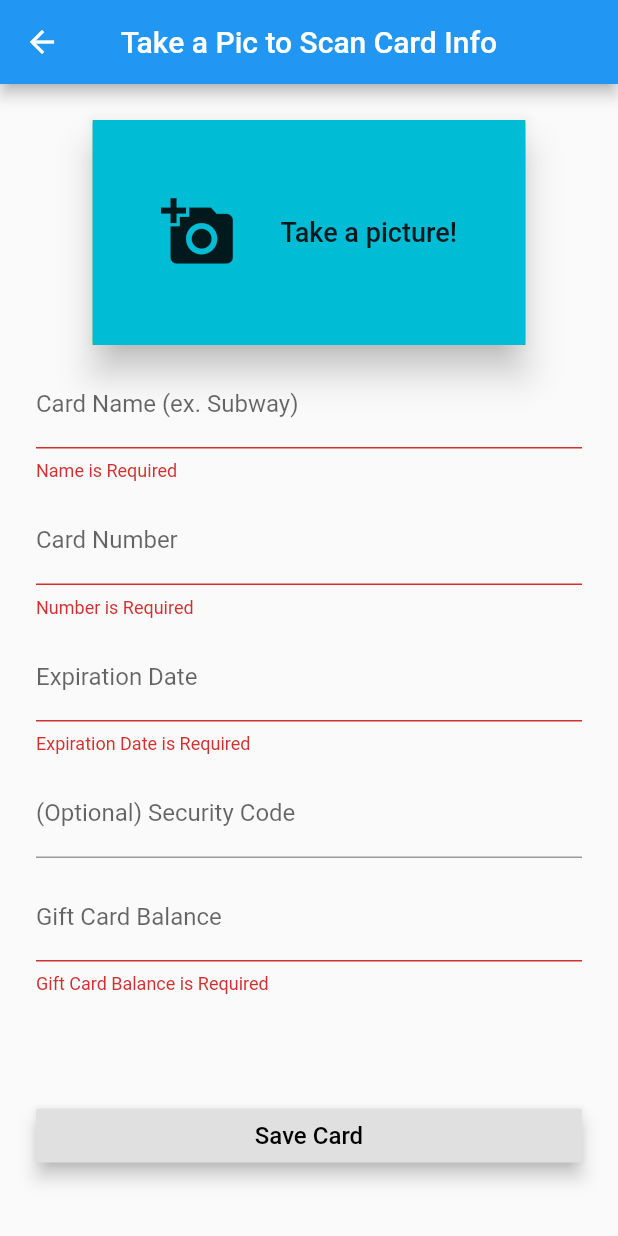
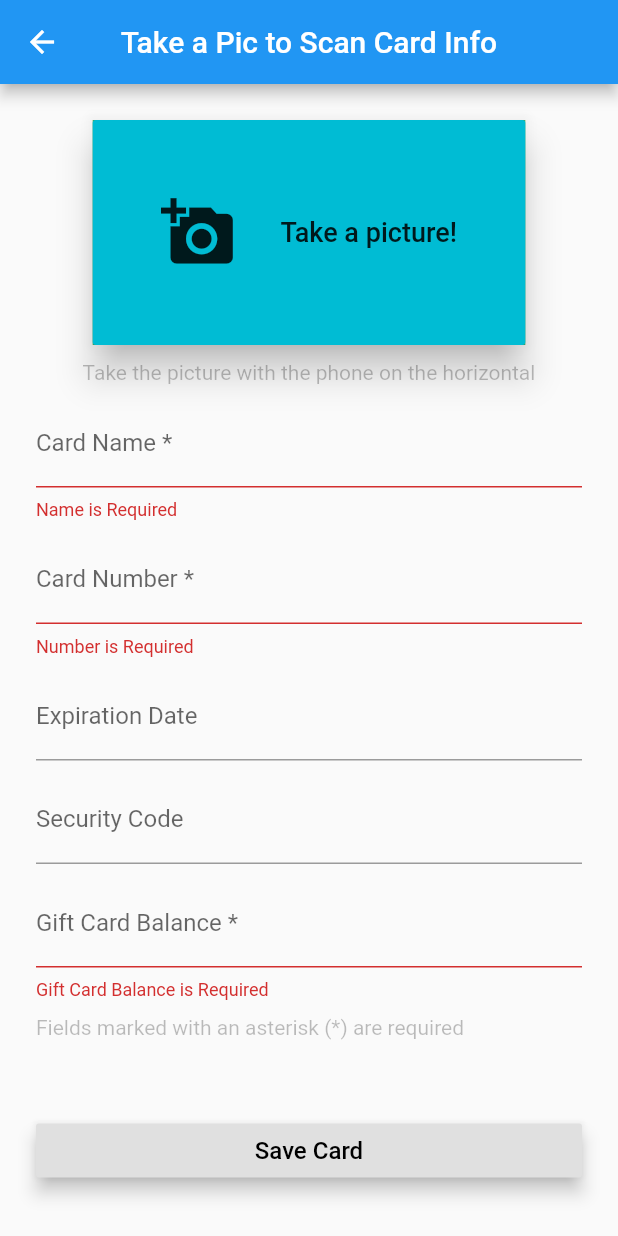
Before and after one commit to jonasccosta/Comp-225-Flutter-Giftcards, a Flutter app: the CreateNewCardScreen screen opened directly, after a tap on "Save Card", on a phone screen of 412 x 824 dp. Run offline on Flutter 3.47's test engine with Material 2 defaults, Android fonts, the phone set to English and light mode, and no system bars; our stand-ins replace currency_text_input_formatter, flutter_local_notifications, flutter_masked_text, flutter_native_timezone, rxdart, sqflite and 1 more; missing offline and left inert: camera_camera, http_auth, passcode_screen; accounts and stored records are empty.

Commit message:
Added code comments and handled expiration date requirement

```diff
--- a/lib/Screens/About_Page_Screen.dart
+++ b/lib/Screens/About_Page_Screen.dart
@@ -1,10 +1,7 @@
-import 'dart:io';
 import 'package:flutter/cupertino.dart';
 import 'package:flutter/material.dart';
-import 'package:flutter_app/Gift_Card.dart';
-import 'Create_New_Card_Screen.dart';
-import '../Databases/Gift_Card_Database.dart';
 
+/// About Screen, contains general information about the app.
 class AboutPageScreen extends StatelessWidget{
   @override
   Widget build(BuildContext context){
@@ -22,7 +19,6 @@ class AboutPageScreen extends StatelessWidget{
               )),
 
           body: Column(
-          //mainAxisAlignment: MainAxisAlignment.center,
             children: [
               Container(
                   padding: EdgeInsets.all(20.0),
@@ -39,7 +35,7 @@ class AboutPageScreen extends StatelessWidget{
               ),
               Container(
                   padding: EdgeInsets.all(20.0),
-                child: Text("We are not liable if any of your giftcards get stolen", style: TextStyle(
+                  child: Text("We are not liable if any of your gift cards get stolen.", style: TextStyle(
                       fontSize: 16.0, color: Colors.black), textAlign: TextAlign.center,
                   )
 
--- a/lib/Screens/Create_New_Card_Screen.dart
+++ b/lib/Screens/Create_New_Card_Screen.dart
@@ -7,6 +7,7 @@ import 'package:flutter_app/Image_Scraping.dart';
 import 'package:flutter_masked_text/flutter_masked_text.dart';
 import 'package:currency_text_input_formatter/currency_text_input_formatter.dart';
 
+/// Screen in which the user will enter the information about the gift card
 class CreateNewCardScreen extends StatefulWidget {
   final GiftCard currentCard;
 
@@ -21,10 +22,10 @@ class CreateNewCardScreen extends StatefulWidget {
 class CreateNewCardScreenState extends State<CreateNewCardScreen> {
   GiftCard currentCard;
 
-  // The name of the image for the card
+  /// The name of the image for the card
   File _frontCardImage;
 
-  // The Names of the variables that the user inputs.
+  /// The Names of the variables that the user inputs.
   String _name;
   String _number;
   String _expirationDate;
@@ -44,16 +45,66 @@ class CreateNewCardScreenState extends State<CreateNewCardScreen> {
 
   final TextEditingController _expirationDateController = new MaskedTextController(mask: '00/00/0000');
 
-  // Allows variables to be used across the page.
+
+  /// Allows variables to be used across the page.
   final GlobalKey<FormState> _formKey = GlobalKey<FormState>();
 
   /// Checks if the user is editing an existing gift card or creating a new one.
   CreateNewCardScreenState([this.currentCard]){
-    checkParameter();
+    _checkParameter();
 
     //Sets the initial value of the controller for the expiration date text field.
     _expirationDateController.text = currentCard.expirationDate;
 
+  }
+
+  /// Builds the [TakeAPicture] Button.
+  ///
+  /// The widget inside the button is decided with the [updateCameraButton()]
+  /// method.
+  Widget _buildTakeAPictureButton(){
+    return Align(
+      child: Container(
+        alignment: Alignment.topCenter,
+        color: Colors.green,
+        width: MediaQuery.of(context).size.width * 0.7,
+        height: 150,
+        child: ButtonTheme(
+          minWidth: double.infinity,
+          height: double.infinity,
+          child: RaisedButton(
+              color:Colors.cyan,
+              elevation: 10,
+              child:
+              _updateCameraButton(),
+              onPressed: () async {
+                _frontCardImage = await showDialog(
+                  context: context,
+                  builder: (context) => Camera(
+                    mode: CameraMode.normal,
+                    enableCameraChange: false,
+                    orientationEnablePhoto: CameraOrientation.landscape,
+                  ),
+                );
+                //sending the picture from the camera through the API's and to the
+                sendToAPI(_frontCardImage.path);
+              }
+          ),
+        ),
+      ),
+    );
+  }
+
+  /// Builds a Text widget with information about the camera.
+  ///
+  /// The camera only takes a picture when the phone is on the horizontal
+  Widget _buildCameraInfoText(){
+    return Text(
+        "Take the picture with the phone on the horizontal",
+        style: TextStyle(
+            fontSize: 14,
+            color: Colors.black26),
+      textAlign: TextAlign.center,);
   }
 
   /// Builds the [Name] TextFormField.
@@ -63,7 +114,9 @@ class CreateNewCardScreenState extends State<CreateNewCardScreen> {
   /// the 'Save Card' button is pushed.
   Widget _buildNameField() {
     return TextFormField(
-      decoration: InputDecoration(labelText: 'Card Name (ex. Subway)'),
+      decoration: InputDecoration(
+          labelText: 'Card Name *',
+          hintText: 'ex. Subway'),
       initialValue: currentCard.name,
       validator: (String value) {
         // Produces the error if no name is entered.
@@ -89,7 +142,7 @@ class CreateNewCardScreenState extends State<CreateNewCardScreen> {
   /// the 'Save Card' button is pushed.
   Widget _buildNumberField() {
     return TextFormField(
-      decoration: InputDecoration(labelText: 'Card Number'),
+      decoration: InputDecoration(labelText: 'Card Number *'),
       initialValue: currentCard.number,
       keyboardType: TextInputType.number,
       inputFormatters: [WhitelistingTextInputFormatter.digitsOnly],
@@ -119,7 +172,7 @@ class CreateNewCardScreenState extends State<CreateNewCardScreen> {
       // Adds in the label and the hint to the text box.
       decoration: InputDecoration(
           labelText: 'Expiration Date',
-          hintText: 'mm dd yyyy'
+          hintText: 'mm/dd/yyyy'
       ),
       controller: _expirationDateController,
       // Sets the keyboard to use the date, and when you click 'done', it
@@ -135,10 +188,10 @@ class CreateNewCardScreenState extends State<CreateNewCardScreen> {
         LengthLimitingTextInputFormatter(10),
       ],
         validator: (String value) {
-
-        // Produces an error if the date is left empty.
+        // Produces no error if an empty expiration date is provided, since it
+        // is not a required field.
         if(value.isEmpty) {
-          return 'Expiration Date is Required';
+          return null;
         }
 
         // Produces an error if the date isn't valid.
@@ -147,13 +200,20 @@ class CreateNewCardScreenState extends State<CreateNewCardScreen> {
             return 'Please enter a valid expiration date';
           }
         }
+
         // Produces no error if a valid expiration date is provided.
         return null;
       },
 
       // Once the 'Save Card' button is clicked, the value gets saved.
+      // If the value is empty, the [_expirationDate] is 'N/A' by default.
       onSaved: (String value) {
-        _expirationDate = value;
+        if(value.isEmpty){
+          _expirationDate = 'N/A';
+        }
+        else{
+          _expirationDate = value;
+        }
       },
     );
   }
@@ -164,22 +224,25 @@ class CreateNewCardScreenState extends State<CreateNewCardScreen> {
   /// The value in the TextFormField is saved to the [_securityCode] variable
   /// once the 'Save Card' button is pushed.
   Widget _buildSecurityCodeField() {
+    // Chooses the initial value of the text field.
+    String initialValue = "";
+    if(currentCard.securityCode != 'N/A'){
+      initialValue = currentCard.securityCode;
+    }
+
     return TextFormField(
-      decoration: InputDecoration(labelText: '(Optional) Security Code'),
-      initialValue: currentCard.securityCode,
-      validator: (String value) {
-
-        // Produces the error if no security code is entered.
-      //   if(value.isEmpty) {
-      //     return 'Security Code is Required';
-      //   }
-      //   // Produces no error if a security code is provided.
-      //   return null;
-       },
+      decoration: InputDecoration(labelText: 'Security Code'),
+      initialValue:initialValue,
 
       // Once the 'Save Card' button is clicked, the value gets saved.
+      // If the value is empty, the [_securityCode] is 'N/A' by default.
       onSaved: (String value) {
-        _securityCode = value;
+        if(value.isEmpty){
+          _securityCode = 'N/A';
+        }
+        else {
+          _securityCode = value;
+        }
       },
     );
   }
@@ -191,7 +254,7 @@ class CreateNewCardScreenState extends State<CreateNewCardScreen> {
   /// once the 'Save Card' button is pushed.
   Widget _buildBalanceField() {
     return TextFormField(
-      decoration: InputDecoration(labelText: 'Gift Card Balance'),
+      decoration: InputDecoration(labelText: 'Gift Card Balance *'),
       keyboardType: TextInputType.numberWithOptions(decimal: true),
       initialValue: currentCard.balance,
       inputFormatters: [CurrencyTextInputFormatter(
@@ -216,36 +279,58 @@ class CreateNewCardScreenState extends State<CreateNewCardScreen> {
     );
   }
 
-  Widget _buildTakeAPictureButton(){
-    return Align(
-      child: Container(
-        alignment: Alignment.topCenter,
-        color: Colors.green,
-        width: MediaQuery.of(context).size.width * 0.7,
-        height: 150,
-        child: ButtonTheme(
-          minWidth: double.infinity,
-          height: double.infinity,
-          child: RaisedButton(
-              color:Colors.cyan,
-              elevation: 10,
-              child:
-              updateCameraButton(),
-              onPressed: () async {
-                _frontCardImage = await showDialog(
-                  context: context,
-                  builder: (context) => Camera(
-                    mode: CameraMode.normal,
-                    enableCameraChange: false,
-                    orientationEnablePhoto: CameraOrientation.landscape,
-                  ),
-                );
-                //sending the picture from the camera through the API's and to the
-                sendToAPI(_frontCardImage.path);
-              }
-          ),
-        ),
+  /// Builds a Text widget with information about the TextFields.
+  ///
+  /// Lets the user know which fields are required.
+  Widget _buildFieldsInfoText(){
+    return Text(
+      "Fields marked with an asterisk (*) are required",
+      style: TextStyle(
+          fontSize: 14,
+          color: Colors.black26),
+      textAlign: TextAlign.left,);
+  }
+
+  /// Builds the [SaveCard] Button.
+  ///
+  /// Once the button is clicked, the value of the text fields are transferred
+  /// to the corresponding variables and, if all the information was entered
+  /// correctly, a [GiftCard] object is created and it returns to the
+  /// [HomeScreen].
+  Widget _buildSaveButton(){
+    return RaisedButton(
+      elevation: 5,
+      child:Text(
+          'Save Card',
+          style: TextStyle(
+              color: Colors.black,
+              fontSize: 16
+          )
       ),
+      onPressed: () {
+
+        // Makes sure all the text boxes have valid information.
+        if(!_formKey.currentState.validate()){
+          return;
+        }
+
+        // Triggers all of the 'value' variables to be saved in
+        // their respective new variables.
+        _formKey.currentState.save();
+
+
+        // Creates a gift card object with the information the user entered.
+        GiftCard giftCard = GiftCard(
+            name: _name,
+            number: _number,
+            expirationDate: _expirationDate,
+            securityCode: _securityCode,
+            balance: _balance,
+            photo: _frontCardImage.path);
+
+        // Returns to the screen that the user viewed prior to this screen, returning a gift card.
+        Navigator.pop(context, giftCard);
+      },
     );
   }
 
@@ -281,6 +366,9 @@ class CreateNewCardScreenState extends State<CreateNewCardScreen> {
                 _buildTakeAPictureButton(),
                 SizedBox(height: 10),
 
+                _buildCameraInfoText(),
+                SizedBox(height: 10),
+
                 _buildNameField(),
                 SizedBox(height: 10),
 
@@ -294,52 +382,12 @@ class CreateNewCardScreenState extends State<CreateNewCardScreen> {
                 SizedBox(height: 10),
 
                 _buildBalanceField(),
-                SizedBox(height: 70),
+                SizedBox(height: 10),
 
-                RaisedButton(
-                  elevation: 5,
-                  child:Text(
-                      'Save Card',
-                      style: TextStyle(
-                          color: Colors.black,
-                          fontSize: 16
-                      )
-                  ),
+                _buildFieldsInfoText(),
+                SizedBox(height: 50),
 
-                  // Button clicked action happens here/
-                  onPressed: () {
-
-                    // Makes sure all the text boxes have valid information.
-                    if(!_formKey.currentState.validate()){
-                      return;
-                    }
-
-                    // Triggers all of the 'value' variables to be saved in
-                    // their respective new variables.
-                    _formKey.currentState.save();
-
-                    _expirationDateController.text = formatDate(_expirationDate);
-
-
-                    // Currently prints out the stored data, but this is where
-                    // the data can be saved to a file.
-                    print(_name);
-                    print(_number);
-                    print(_expirationDate);
-                    print(_securityCode);
-                    print(_balance);
-                    print(_frontCardImage.path);
-
-
-                    // Creates a gift card object with the information the user entered.
-                    GiftCard giftCard = GiftCard(name: _name, number: _number, expirationDate: _expirationDate, securityCode: _securityCode, balance: _balance, photo: _frontCardImage.path);
-
-                    // Returns to the screen that the user viewed prior to this screen, returning a gift card.
-                    Navigator.pop(context, giftCard);
-
-
-                  },
-                )
+                _buildSaveButton()
               ],
             ),
           ),
@@ -353,33 +401,31 @@ class CreateNewCardScreenState extends State<CreateNewCardScreen> {
   /// If the user is creating a card for the first time, the current card is a
   /// card which has empty strings as its variables. Otherwise, the current card
   /// is the card the user is editing.
-  void checkParameter(){
+  void _checkParameter(){
     if(currentCard == null){
       currentCard = new GiftCard(name:"", number: "", expirationDate: "", securityCode: "", balance: "", photo: "");
     }
   }
 
-
   /// Returns and updates the widget inside the camera button.
-  Widget updateCameraButton() {
-    // If the user is creating a new card and already took a picture of the new
-    // card, the widget returned is an Image widget containing the picture the
-    // user took.
+  ///
+  /// If the user is creating a new card and already took a picture of the new
+  /// card, the widget returned is an Image widget containing the picture the
+  /// user took. If the user is editing an existing card, the widget returned is
+  /// an Image widget containing the button is the picture of the card that is
+  /// being edited. If the user is creating a new card and did not take a picture
+  /// of the new card yet, the widget returned is an Image widget containing the
+  /// picture the user took.
+  Widget _updateCameraButton() {
     if(_frontCardImage != null){
       return Image.file(_frontCardImage);
     }
 
-
-    // If the user is editing an existing card, the widget returned is an Image
-    // widget containing the button is the picture of the card that is being edited.
     else if(currentCard.photo != ""){
       _frontCardImage = File(currentCard.photo);
       return Image.file(_frontCardImage);
     }
 
-    // If the user is creating a new card and did not take a picture of the new
-    // card yet, the widget returned is an Image widget containing the picture the
-    // user took.
     else return Row(
           mainAxisAlignment: MainAxisAlignment.spaceEvenly,
           children: <Widget>[
--- a/pubspec.yaml
+++ b/pubspec.yaml
@@ -64,7 +64,7 @@ flutter:
 
   # To add assets to your application, add an assets section, like this:
   assets:
-     - assets/
+    - assets/
 
   # An image asset can refer to one or more resolution-specific "variants", see
   # https://flutter.dev/assets-and-images/#resolution-aware.
```
Also changed, not shown: lib/Notification_Plugin.dart (+22 -15 lines), lib/Screens/Card_Info_Screen.dart (+89 -61 lines), lib/Screens/Home_Screen.dart (+25 -29 lines). Lines whose indentation alone changed are shown as unchanged.
